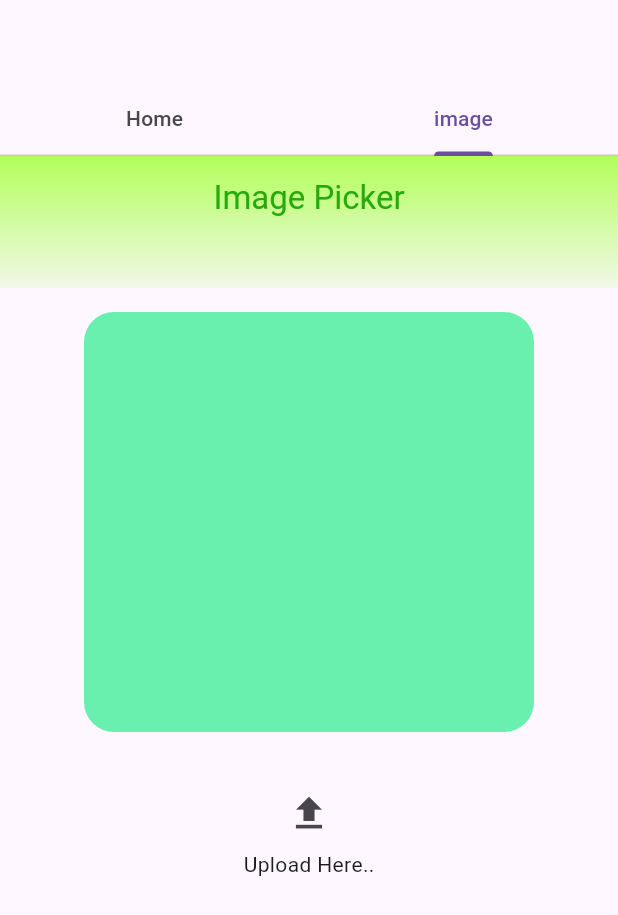
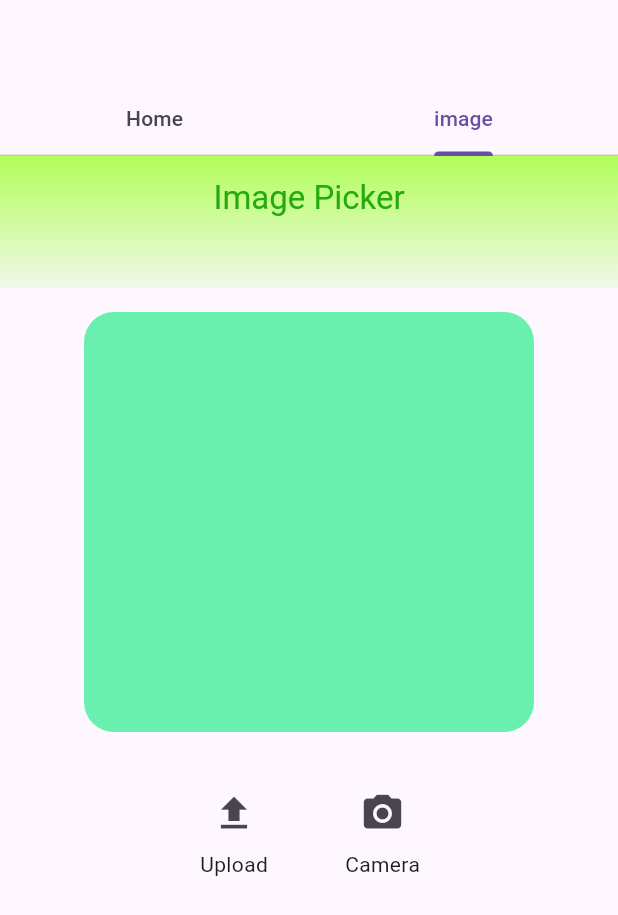
Before and after one commit to AthiraaAthi/fb_storage, a Flutter app: the screen it shows after launch, tab 2 chosen, after a tap on the "upload" icon, on a phone screen of 412 x 824 dp. Shown: the top 915 px of the screen. Run offline on Flutter 3.47's test engine with Material 3 defaults, Android fonts, the phone set to English and light mode, and no system bars; our stand-ins replace cloud_firestore, firebase_core, image_picker; accounts and stored records are empty.

Commit message:
added imagePicker with seperate upload from Gallery and Capturing From Camera

```diff
--- a/lib/view/image_picker_screen/image_picker_screen.dart
+++ b/lib/view/image_picker_screen/image_picker_screen.dart
@@ -1,4 +1,5 @@
 import 'package:flutter/material.dart';
+import 'package:image_picker/image_picker.dart';
 
 class ImagePickerScreen extends StatelessWidget {
   const ImagePickerScreen({super.key});
@@ -32,6 +33,7 @@ class ImagePickerScreen extends StatelessWidget {
               height: 280,
               width: 300,
               decoration: BoxDecoration(
+                  //image: DecorationImage(image: FileImage()),
                   color: Colors.greenAccent,
                   borderRadius: BorderRadius.circular(20)),
             ),
@@ -39,14 +41,57 @@ class ImagePickerScreen extends StatelessWidget {
               height: 30,
             ),
             Center(
-              child: IconButton(
-                  onPressed: () {},
-                  icon: Icon(
-                    Icons.upload,
-                    size: 30,
-                  )),
+              child: Row(
+                mainAxisAlignment: MainAxisAlignment.center,
+                children: [
+                  Column(
+                    children: [
+                      IconButton(
+                          onPressed: () async {
+                            final ImagePicker picker = ImagePicker();
+// Pick an image.
+                            final XFile? image = await picker.pickImage(
+                                source: ImageSource.gallery);
+                            // Pick singe image or video.
+                            final XFile? media = await picker.pickMedia();
+// Pick multiple images and videos.
+                            final List<XFile> medias =
+                                await picker.pickMultipleMedia();
+                          },
+                          icon: Icon(
+                            Icons.upload,
+                            size: 30,
+                          )),
+                      Text("Upload")
+                    ],
+                  ),
+                  SizedBox(
+                    width: 50,
+                  ),
+                  Column(
+                    children: [
+                      IconButton(
+                          onPressed: () async {
+                            final ImagePicker picker = ImagePicker();
+                            // Capture a photo.
+                            final XFile? photo = await picker.pickImage(
+                                source: ImageSource.camera);
+                            // Pick singe image or video.
+                            final XFile? media = await picker.pickMedia();
+// Pick multiple images and videos.
+                            final List<XFile> medias =
+                                await picker.pickMultipleMedia();
+                          },
+                          icon: Icon(
+                            Icons.camera_alt,
+                            size: 30,
+                          )),
+                      Text("Camera")
+                    ],
+                  ),
+                ],
+              ),
             ),
-            Text("Upload Here..")
           ],
         ),
       ),
```
